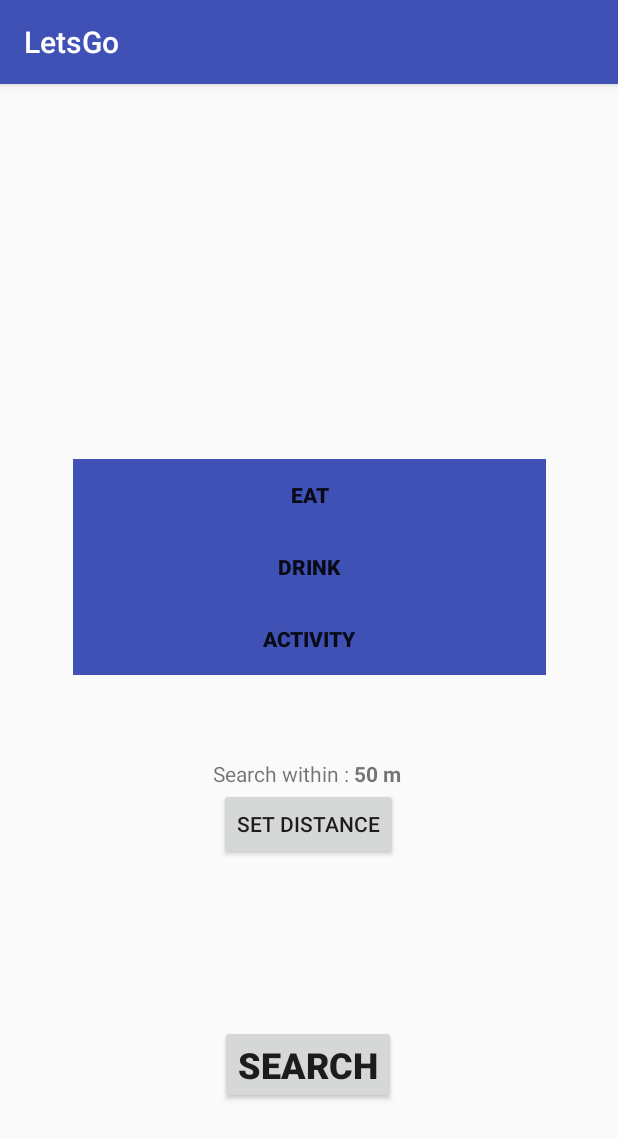
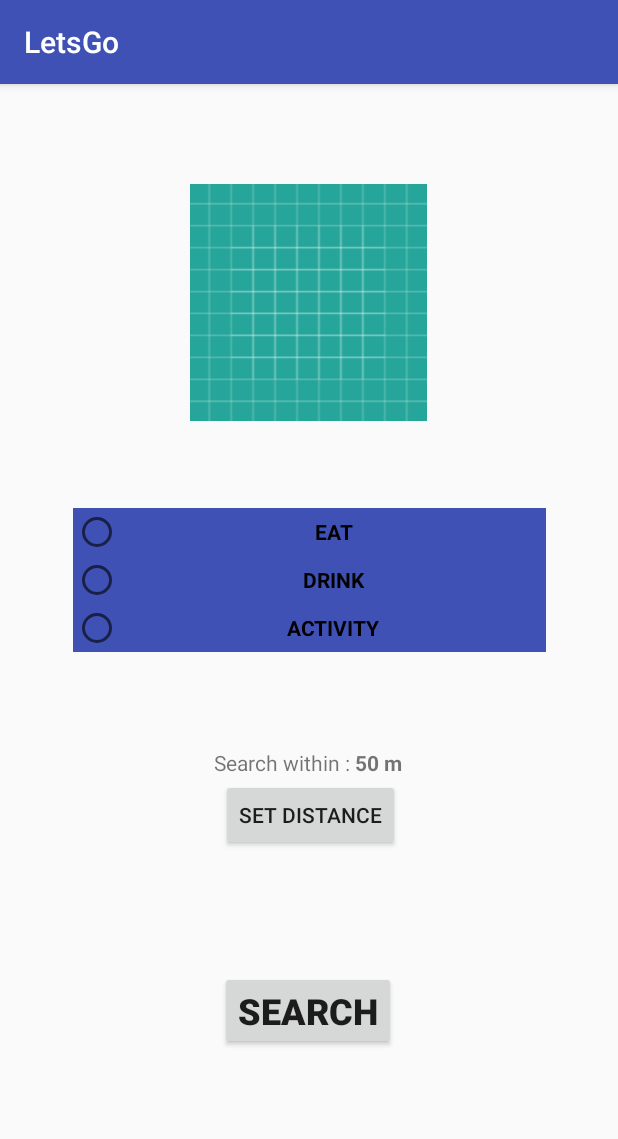
Before and after one commit to LBiggyBang/LetsGo, an Android app: the screen it shows after launch (MainActivity), on a phone screen of 412 x 824 dp. Shown: the top 1139 px of the screen. Run offline under Robolectric (Android 15) with nearby library versions, the phone set to English and light mode, and no system bars.

Commit message:
Replaced list of buttons by a RadioGroup.

```diff
--- a/app/src/main/res/layout/activity_main.xml
+++ b/app/src/main/res/layout/activity_main.xml
@@ -11,52 +11,56 @@
         android:layout_width="315dp"
         android:layout_height="wrap_content"
         android:layout_marginStart="8dp"
-        android:layout_marginTop="250dp"
+        android:layout_marginTop="8dp"
         android:layout_marginEnd="8dp"
         android:orientation="vertical"
         app:layout_constraintEnd_toEndOf="parent"
         app:layout_constraintStart_toStartOf="parent"
-        app:layout_constraintTop_toTopOf="parent">
+        app:layout_constraintTop_toBottomOf="@+id/imageView">
 
-        <Button
+        <RadioGroup
+            android:layout_width="match_parent"
+            android:layout_height="match_parent"
+            android:layout_marginTop="50dp"
+            android:layout_weight="1">
+
+            <RadioButton
                 android:id="@+id/eatButton"
                 android:layout_width="match_parent"
                 android:layout_height="match_parent"
                 android:layout_weight="1"
+                android:background="@drawable/button_states"
+                android:onClick="onRadioButtonClicked"
                 android:text="Eat"
                 android:textAlignment="center"
                 android:textAllCaps="true"
-            android:textOff="Eat"
-            android:textOn="Eat"
-            android:textStyle="bold"
-            android:background="@drawable/button_states" />
+                android:textStyle="bold" />
 
-        <Button
+            <RadioButton
                 android:id="@+id/drinkButton"
                 android:layout_width="match_parent"
                 android:layout_height="wrap_content"
                 android:layout_weight="1"
+                android:background="@drawable/button_states"
+                android:onClick="onRadioButtonClicked"
                 android:text="Drink"
                 android:textAlignment="center"
                 android:textAllCaps="true"
-            android:textOff="Drink"
-            android:textOn="Drink"
-            android:textStyle="bold"
-            android:background="@drawable/button_states" />
+                android:textStyle="bold" />
 
-        <Button
+            <RadioButton
                 android:id="@+id/activityButton"
                 android:layout_width="match_parent"
                 android:layout_height="match_parent"
                 android:layout_weight="1"
+                android:background="@drawable/button_states"
                 android:checked="false"
+                android:onClick="onRadioButtonClicked"
                 android:text="Activity"
                 android:textAlignment="center"
                 android:textAllCaps="true"
-            android:textOff="Activity"
-            android:textOn="Activity"
-            android:textStyle="bold"
-            android:background="@drawable/button_states" />
+                android:textStyle="bold" />
+        </RadioGroup>
     </LinearLayout>
 
     <LinearLayout
@@ -64,11 +68,11 @@
         android:layout_width="wrap_content"
         android:layout_height="wrap_content"
         android:layout_marginStart="8dp"
-        android:layout_marginTop="56dp"
+        android:layout_marginTop="64dp"
         android:layout_marginEnd="8dp"
         android:orientation="horizontal"
         app:layout_constraintEnd_toEndOf="parent"
-        app:layout_constraintHorizontal_bias="0.496"
+        app:layout_constraintHorizontal_bias="0.498"
         app:layout_constraintStart_toStartOf="parent"
         app:layout_constraintTop_toBottomOf="@+id/toggleLinearLayout">
 
@@ -77,7 +81,7 @@
             android:layout_width="wrap_content"
             android:layout_height="wrap_content"
             android:layout_weight="1"
-            android:text="Search within : "/>
+            android:text="Search within : " />
 
         <TextView
             android:id="@+id/distanceTextView"
@@ -99,10 +103,10 @@
         android:text="Set distance"
         app:layout_constraintBottom_toTopOf="@+id/searchButton"
         app:layout_constraintEnd_toEndOf="parent"
-        app:layout_constraintHorizontal_bias="0.498"
+        app:layout_constraintHorizontal_bias="0.503"
         app:layout_constraintStart_toStartOf="parent"
         app:layout_constraintTop_toBottomOf="@+id/distanceLinearLayout"
-        app:layout_constraintVertical_bias="0.0" />
+        app:layout_constraintVertical_bias="0.018" />
 
     <Button
         android:id="@+id/searchButton"
@@ -110,7 +114,7 @@
         android:layout_height="wrap_content"
         android:layout_marginStart="8dp"
         android:layout_marginEnd="8dp"
-        android:layout_marginBottom="88dp"
+        android:layout_marginBottom="124dp"
         android:text="Search"
         android:textAllCaps="true"
         android:textSize="24sp"
@@ -118,6 +122,22 @@
         app:layout_constraintBottom_toBottomOf="parent"
         app:layout_constraintEnd_toEndOf="parent"
         app:layout_constraintHorizontal_bias="0.498"
-        app:layout_constraintStart_toStartOf="parent"/>
+        app:layout_constraintStart_toStartOf="parent" />
+
+    <ImageView
+        android:id="@+id/imageView"
+        android:layout_width="168dp"
+        android:layout_height="158dp"
+        android:layout_marginStart="8dp"
+        android:layout_marginTop="52dp"
+        android:layout_marginEnd="8dp"
+        android:layout_marginBottom="8dp"
+        app:layout_constraintBottom_toBottomOf="parent"
+        app:layout_constraintEnd_toEndOf="parent"
+        app:layout_constraintHorizontal_bias="0.497"
+        app:layout_constraintStart_toStartOf="parent"
+        app:layout_constraintTop_toTopOf="parent"
+        app:layout_constraintVertical_bias="0.027"
+        app:srcCompat="@drawable/ic_launcher_background" />
 
 </android.support.constraint.ConstraintLayout>
```
Also changed, not shown: app/src/main/java/com/example/bbessaud/letsgo/MainActivity.java (+33 -42 lines). Lines whose indentation alone changed are shown as unchanged.
